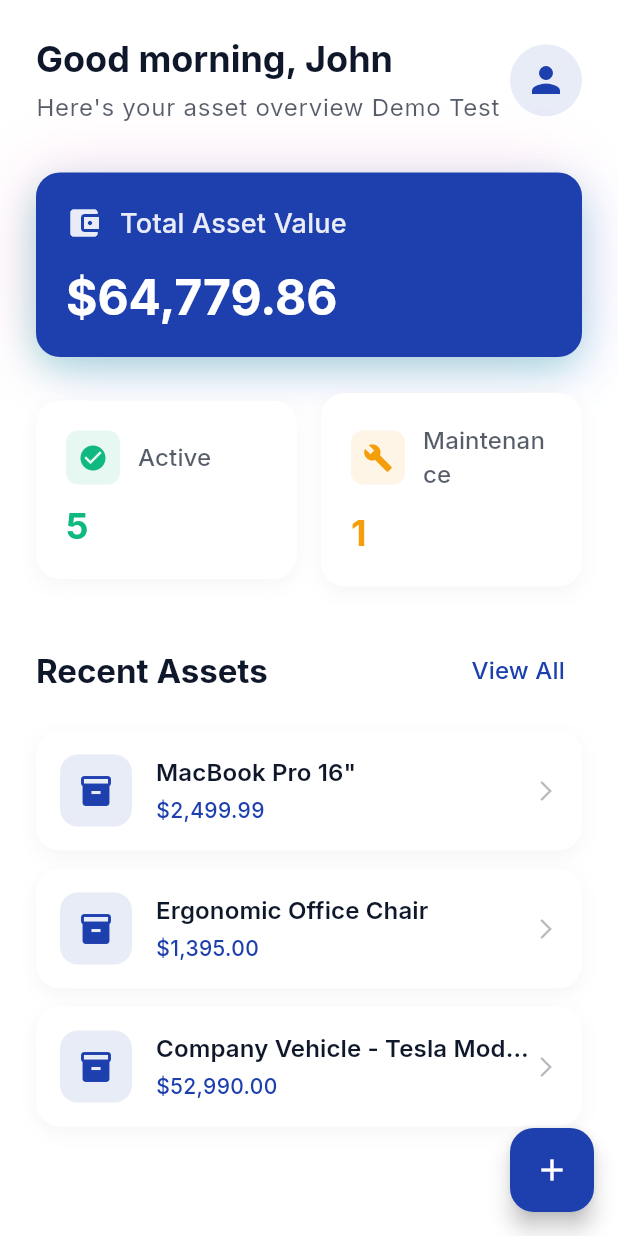
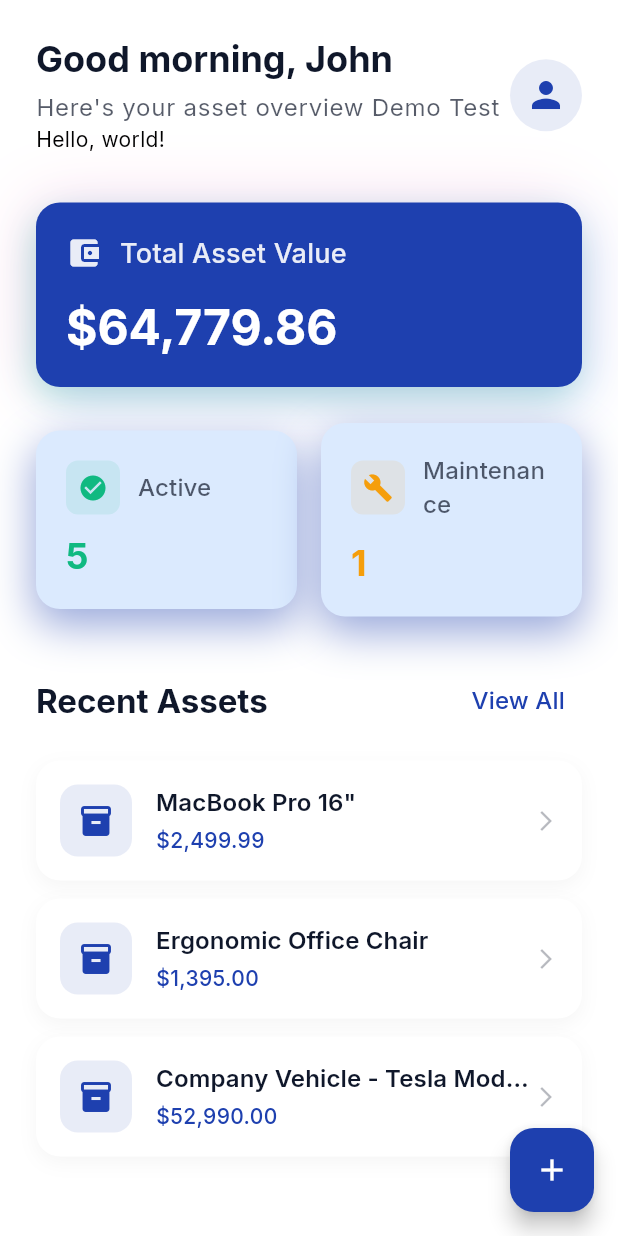
Before and after one commit to Mmckelve45/AtlasVault, a Flutter app: the screen it shows after launch, on a phone screen of 412 x 824 dp. Run offline on Flutter 3.47's test engine with Material 3 defaults, Android fonts, the phone set to English and light mode, and no system bars; our stand-ins replace google_fonts, shared_preferences.

Commit message:
changed home page

```diff
--- a/lib/screens/home_page.dart
+++ b/lib/screens/home_page.dart
@@ -99,6 +99,9 @@ class _HomePageState extends State<HomePage> {
                             ),
                           ),
                         ),
+                        Text('Hello, world!',
+                            style:
+                                TextStyle(color: Colors.black, fontSize: 14.0)),
                       ],
                     ),
                   ),
@@ -291,6 +294,10 @@ class _StatusCard extends StatelessWidget {
     final theme = Theme.of(context);
 
     return CustomCard(
+      // Light blue background using themed primaryContainer
+      backgroundColor: theme.colorScheme.primaryContainer,
+      // Stronger, vibrant shadow tied to the primary color
+      shadowColor: theme.colorScheme.primary,
       child: Column(
         crossAxisAlignment: CrossAxisAlignment.start,
         children: [
```
Also changed, not shown: 1 other file.
